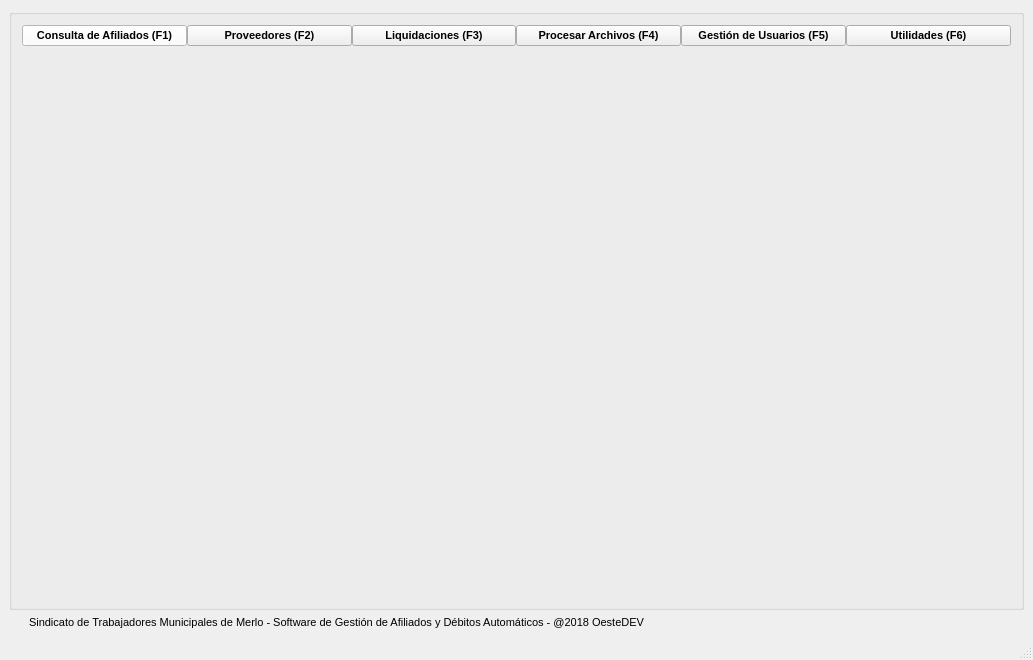
The window that gui/menuPrincipal.ui (shae-ra/sindicato) describes before a commit, drawn with Qt 5.
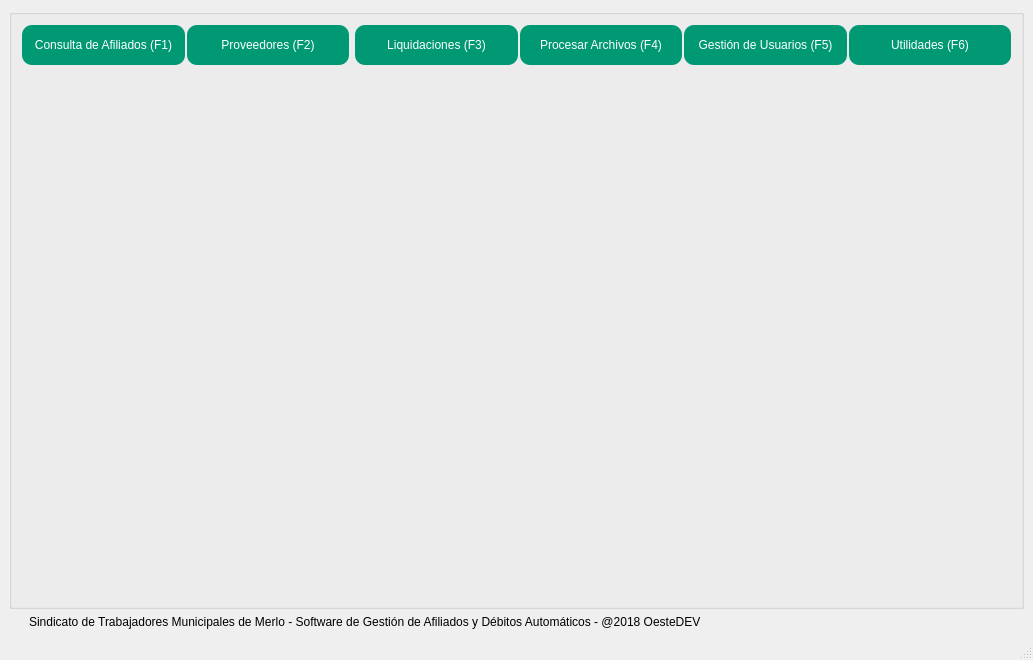
The same window after the commit. Icons and pictures are not drawn.

Patch:
```diff
--- a/gui/menuPrincipal.ui
+++ b/gui/menuPrincipal.ui
@@ -29,14 +29,6 @@
           <verstretch>0</verstretch>
          </sizepolicy>
         </property>
-        <property name="font">
-         <font>
-          <family>Arial</family>
-          <pointsize>8</pointsize>
-          <weight>75</weight>
-          <bold>true</bold>
-         </font>
-        </property>
         <property name="title">
          <string/>
         </property>
@@ -54,26 +46,33 @@
           <number>10</number>
          </property>
          <property name="horizontalSpacing">
-          <number>0</number>
+          <number>2</number>
          </property>
          <item row="0" column="6">
           <widget class="QPushButton" name="pushButton_usuarios">
            <property name="sizePolicy">
-            <sizepolicy hsizetype="Expanding" vsizetype="Expanding">
+            <sizepolicy hsizetype="Expanding" vsizetype="Preferred">
              <horstretch>0</horstretch>
              <verstretch>0</verstretch>
             </sizepolicy>
            </property>
-           <property name="font">
-            <font>
-             <family>Arial</family>
-             <pointsize>8</pointsize>
-             <weight>75</weight>
-             <bold>true</bold>
-            </font>
+           <property name="minimumSize">
+            <size>
+             <width>0</width>
+             <height>40</height>
+            </size>
            </property>
            <property name="styleSheet">
-            <string notr="true"/>
+            <string notr="true">#pushButton_usuarios{
+background-color: #009973;
+color: #FFFFFF;
+border-radius: 10px;
+}
+
+#pushButton_usuarios:hover{
+background-color: #004d39;
+color: #FFFFFF;
+}</string>
            </property>
            <property name="text">
             <string>Gestión de Usuarios (F5)</string>
@@ -84,8 +83,8 @@
            </property>
            <property name="iconSize">
             <size>
-             <width>40</width>
-             <height>40</height>
+             <width>30</width>
+             <height>30</height>
             </size>
            </property>
            <property name="shortcut">
@@ -96,21 +95,28 @@
          <item row="0" column="4">
           <widget class="QPushButton" name="pushButton_liquidaciones">
            <property name="sizePolicy">
-            <sizepolicy hsizetype="Expanding" vsizetype="Expanding">
+            <sizepolicy hsizetype="Expanding" vsizetype="Preferred">
              <horstretch>0</horstretch>
              <verstretch>0</verstretch>
             </sizepolicy>
            </property>
-           <property name="font">
-            <font>
-             <family>Arial</family>
-             <pointsize>8</pointsize>
-             <weight>75</weight>
-             <bold>true</bold>
-            </font>
+           <property name="minimumSize">
+            <size>
+             <width>0</width>
+             <height>40</height>
+            </size>
            </property>
            <property name="styleSheet">
-            <string notr="true"/>
+            <string notr="true">#pushButton_liquidaciones{
+background-color: #009973;
+color: #FFFFFF;
+border-radius: 10px;
+}
+
+#pushButton_liquidaciones:hover{
+background-color: #004d39;
+color: #FFFFFF;
+}</string>
            </property>
            <property name="text">
             <string>Liquidaciones (F3)</string>
@@ -121,8 +127,8 @@
            </property>
            <property name="iconSize">
             <size>
-             <width>40</width>
-             <height>40</height>
+             <width>30</width>
+             <height>30</height>
             </size>
            </property>
            <property name="shortcut">
@@ -133,21 +139,28 @@
          <item row="0" column="1">
           <widget class="QPushButton" name="pushButton_proveedores">
            <property name="sizePolicy">
-            <sizepolicy hsizetype="Expanding" vsizetype="Expanding">
+            <sizepolicy hsizetype="Expanding" vsizetype="Preferred">
              <horstretch>0</horstretch>
              <verstretch>0</verstretch>
             </sizepolicy>
            </property>
-           <property name="font">
-            <font>
-             <family>Arial</family>
-             <pointsize>8</pointsize>
-             <weight>75</weight>
-             <bold>true</bold>
-            </font>
+           <property name="minimumSize">
+            <size>
+             <width>0</width>
+             <height>40</height>
+            </size>
            </property>
            <property name="styleSheet">
-            <string notr="true"/>
+            <string notr="true">#pushButton_proveedores{
+background-color: #009973;
+color: #FFFFFF;
+border-radius: 10px;
+}
+
+#pushButton_proveedores:hover{
+background-color: #004d39;
+color: #FFFFFF;
+}</string>
            </property>
            <property name="text">
             <string>Proveedores (F2)</string>
@@ -158,8 +171,8 @@
            </property>
            <property name="iconSize">
             <size>
-             <width>40</width>
-             <height>40</height>
+             <width>30</width>
+             <height>30</height>
             </size>
            </property>
            <property name="shortcut">
@@ -170,65 +183,71 @@
          <item row="0" column="0">
           <widget class="QPushButton" name="pushButton_afiliados">
            <property name="sizePolicy">
-            <sizepolicy hsizetype="Expanding" vsizetype="Expanding">
+            <sizepolicy hsizetype="Expanding" vsizetype="Preferred">
              <horstretch>0</horstretch>
              <verstretch>0</verstretch>
             </sizepolicy>
            </property>
+           <property name="minimumSize">
+            <size>
+             <width>0</width>
+             <height>40</height>
+            </size>
+           </property>
            <property name="palette">
             <palette>
              <active>
               <colorrole role="WindowText">
                <brush brushstyle="SolidPattern">
                 <color alpha="255">
-                 <red>0</red>
-                 <green>0</green>
-                 <blue>0</blue>
+                 <red>255</red>
+                 <green>255</green>
+                 <blue>255</blue>
                 </color>
                </brush>
               </colorrole>
               <colorrole role="Button">
                <brush brushstyle="SolidPattern">
                 <color alpha="255">
-                 <red>255</red>
-                 <green>255</green>
-                 <blue>255</blue>
+                 <red>0</red>
+                 <green>153</green>
+                 <blue>115</blue>
                 </color>
                </brush>
               </colorrole>
               <colorrole role="Text">
                <brush brushstyle="SolidPattern">
                 <color alpha="255">
-                 <red>0</red>
-                 <green>0</green>
-                 <blue>0</blue>
+                 <red>255</red>
+                 <green>255</green>
+                 <blue>255</blue>
                 </color>
                </brush>
               </colorrole>
               <colorrole role="ButtonText">
                <brush brushstyle="SolidPattern">
                 <color alpha="255">
-                 <red>0</red>
-                 <green>0</green>
-                 <blue>0</blue>
+                 <red>255</red>
+                 <green>255</green>
+                 <blue>255</blue>
                 </color>
                </brush>
               </colorrole>
               <colorrole role="Base">
                <brush brushstyle="SolidPattern">
                 <color alpha="255">
-                 <red>255</red>
-                 <green>255</green>
-                 <blue>255</blue>
+                 <red>0</red>
+                 <green>153</green>
+                 <blue>115</blue>
                 </color>
                </brush>
               </colorrole>
               <colorrole role="Window">
                <brush brushstyle="SolidPattern">
                 <color alpha="255">
-                 <red>255</red>
-                 <green>255</green>
-                 <blue>255</blue>
+                 <red>0</red>
+                 <green>153</green>
+                 <blue>115</blue>
                 </color>
                </brush>
               </colorrole>
@@ -237,54 +256,54 @@
               <colorrole role="WindowText">
                <brush brushstyle="SolidPattern">
                 <color alpha="255">
-                 <red>0</red>
-                 <green>0</green>
-                 <blue>0</blue>
+                 <red>255</red>
+                 <green>255</green>
+                 <blue>255</blue>
                 </color>
                </brush>
               </colorrole>
               <colorrole role="Button">
                <brush brushstyle="SolidPattern">
                 <color alpha="255">
-                 <red>255</red>
-                 <green>255</green>
-                 <blue>255</blue>
+                 <red>0</red>
+                 <green>153</green>
+                 <blue>115</blue>
                 </color>
                </brush>
               </colorrole>
               <colorrole role="Text">
                <brush brushstyle="SolidPattern">
                 <color alpha="255">
-                 <red>0</red>
-                 <green>0</green>
-                 <blue>0</blue>
+                 <red>255</red>
+                 <green>255</green>
+                 <blue>255</blue>
                 </color>
                </brush>
               </colorrole>
               <colorrole role="ButtonText">
                <brush brushstyle="SolidPattern">
                 <color alpha="255">
-                 <red>0</red>
-                 <green>0</green>
-                 <blue>0</blue>
+                 <red>255</red>
+                 <green>255</green>
+                 <blue>255</blue>
                 </color>
                </brush>
               </colorrole>
               <colorrole role="Base">
                <brush brushstyle="SolidPattern">
                 <color alpha="255">
-                 <red>255</red>
-                 <green>255</green>
-                 <blue>255</blue>
+                 <red>0</red>
+                 <green>153</green>
+                 <blue>115</blue>
                 </color>
                </brush>
               </colorrole>
               <colorrole role="Window">
                <brush brushstyle="SolidPattern">
                 <color alpha="255">
-                 <red>255</red>
-                 <green>255</green>
-                 <blue>255</blue>
+                 <red>0</red>
+                 <green>153</green>
+                 <blue>115</blue>
                 </color>
                </brush>
               </colorrole>
@@ -293,70 +312,71 @@
               <colorrole role="WindowText">
                <brush brushstyle="SolidPattern">
                 <color alpha="255">
-                 <red>0</red>
-                 <green>0</green>
-                 <blue>0</blue>
+                 <red>255</red>
+                 <green>255</green>
+                 <blue>255</blue>
                 </color>
                </brush>
               </colorrole>
               <colorrole role="Button">
                <brush brushstyle="SolidPattern">
                 <color alpha="255">
-                 <red>255</red>
-                 <green>255</green>
-                 <blue>255</blue>
+                 <red>0</red>
+                 <green>153</green>
+                 <blue>115</blue>
                 </color>
                </brush>
               </colorrole>
               <colorrole role="Text">
                <brush brushstyle="SolidPattern">
                 <color alpha="255">
-                 <red>0</red>
-                 <green>0</green>
-                 <blue>0</blue>
+                 <red>255</red>
+                 <green>255</green>
+                 <blue>255</blue>
                 </color>
                </brush>
               </colorrole>
               <colorrole role="ButtonText">
                <brush brushstyle="SolidPattern">
                 <color alpha="255">
-                 <red>0</red>
-                 <green>0</green>
-                 <blue>0</blue>
+                 <red>255</red>
+                 <green>255</green>
+                 <blue>255</blue>
                 </color>
                </brush>
               </colorrole>
               <colorrole role="Base">
                <brush brushstyle="SolidPattern">
                 <color alpha="255">
-                 <red>255</red>
-                 <green>255</green>
-                 <blue>255</blue>
+                 <red>0</red>
+                 <green>153</green>
+                 <blue>115</blue>
                 </color>
                </brush>
               </colorrole>
               <colorrole role="Window">
                <brush brushstyle="SolidPattern">
                 <color alpha="255">
-                 <red>255</red>
-                 <green>255</green>
-                 <blue>255</blue>
+                 <red>0</red>
+                 <green>153</green>
+                 <blue>115</blue>
                 </color>
                </brush>
               </colorrole>
              </disabled>
             </palette>
            </property>
-           <property name="font">
-            <font>
-             <family>Arial</family>
-             <pointsize>8</pointsize>
-             <weight>75</weight>
-             <bold>true</bold>
-            </font>
-           </property>
            <property name="styleSheet">
-            <string notr="true"/>
+            <string notr="true">#pushButton_afiliados{
+background-color: #009973;
+color: #FFFFFF;
+border-radius: 10px;
+}
+
+#pushButton_afiliados:hover{
+background-color: #004d39;
+color: #FFFFFF;
+}</string>
            </property>
            <property name="text">
             <string>Consulta de Afiliados (F1)</string>
@@ -367,8 +387,8 @@
            </property>
            <property name="iconSize">
             <size>
-             <width>40</width>
-             <height>40</height>
+             <width>30</width>
+             <height>30</height>
             </size>
            </property>
            <property name="shortcut">
@@ -388,21 +408,28 @@
          <item row="0" column="5">
           <widget class="QPushButton" name="pushButton_procesador">
            <property name="sizePolicy">
-            <sizepolicy hsizetype="Expanding" vsizetype="Expanding">
+            <sizepolicy hsizetype="Expanding" vsizetype="Preferred">
              <horstretch>0</horstretch>
              <verstretch>0</verstretch>
             </sizepolicy>
            </property>
-           <property name="font">
-            <font>
-             <family>Arial</family>
-             <pointsize>8</pointsize>
-             <weight>75</weight>
-             <bold>true</bold>
-            </font>
+           <property name="minimumSize">
+            <size>
+             <width>0</width>
+             <height>40</height>
+            </size>
            </property>
            <property name="styleSheet">
-            <string notr="true"/>
+            <string notr="true">#pushButton_procesador{
+background-color: #009973;
+color: #FFFFFF;
+border-radius: 10px;
+}
+
+#pushButton_procesador:hover{
+background-color: #004d39;
+color: #FFFFFF;
+}</string>
            </property>
            <property name="text">
             <string>Procesar Archivos (F4)</string>
@@ -413,8 +440,8 @@
            </property>
            <property name="iconSize">
             <size>
-             <width>40</width>
-             <height>40</height>
+             <width>30</width>
+             <height>30</height>
             </size>
            </property>
            <property name="shortcut">
@@ -425,21 +452,28 @@
          <item row="0" column="7">
           <widget class="QPushButton" name="pushButton_utilidades">
            <property name="sizePolicy">
-            <sizepolicy hsizetype="Expanding" vsizetype="Expanding">
+            <sizepolicy hsizetype="Expanding" vsizetype="Preferred">
              <horstretch>0</horstretch>
              <verstretch>0</verstretch>
             </sizepolicy>
            </property>
-           <property name="font">
-            <font>
-             <family>Arial</family>
-             <pointsize>8</pointsize>
-             <weight>75</weight>
-             <bold>true</bold>
-            </font>
+           <property name="minimumSize">
+            <size>
+             <width>0</width>
+             <height>40</height>
+            </size>
            </property>
            <property name="styleSheet">
-            <string notr="true"/>
+            <string notr="true">#pushButton_utilidades{
+background-color: #009973;
+color: #FFFFFF;
+border-radius: 10px;
+}
+
+#pushButton_utilidades:hover{
+background-color: #004d39;
+color: #FFFFFF;
+}</string>
            </property>
            <property name="text">
             <string>Utilidades (F6)</string>
@@ -450,8 +484,8 @@
            </property>
            <property name="iconSize">
             <size>
-             <width>40</width>
-             <height>40</height>
+             <width>30</width>
+             <height>30</height>
             </size>
            </property>
            <property name="shortcut">
@@ -876,14 +910,6 @@
              </disabled>
             </palette>
            </property>
-           <property name="font">
-            <font>
-             <family>Arial</family>
-             <pointsize>8</pointsize>
-             <weight>75</weight>
-             <bold>true</bold>
-            </font>
-           </property>
            <property name="currentIndex">
             <number>1</number>
            </property>
@@ -898,14 +924,6 @@
     </item>
     <item row="1" column="0">
      <widget class="QLabel" name="label">
-      <property name="font">
-       <font>
-        <family>Arial</family>
-        <pointsize>8</pointsize>
-        <weight>50</weight>
-        <bold>false</bold>
-       </font>
-      </property>
       <property name="text">
        <string>Sindicato de Trabajadores Municipales de Merlo - Software de Gestión de Afiliados y Débitos Automáticos - @2018 OesteDEV</string>
       </property>
```
